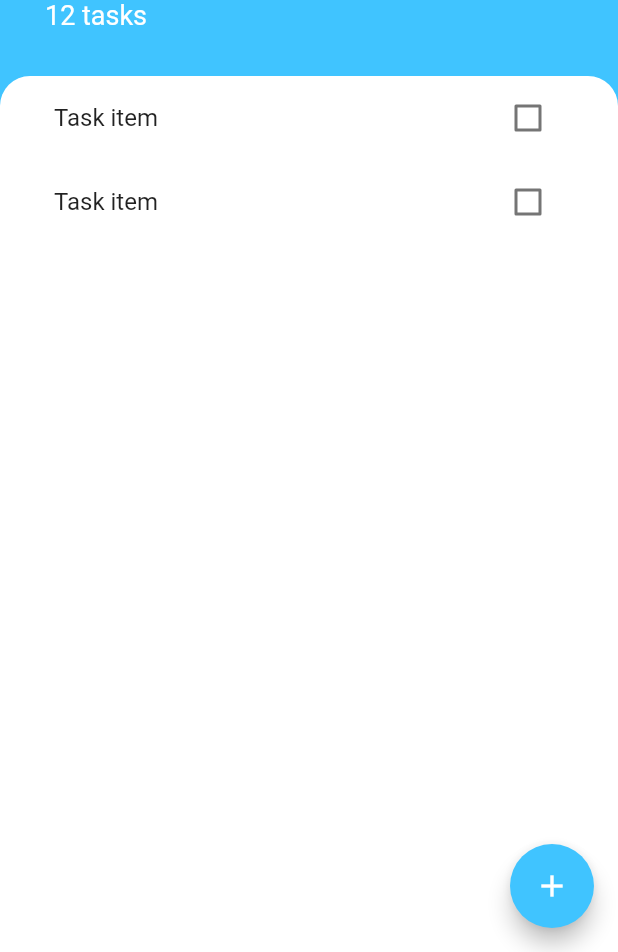
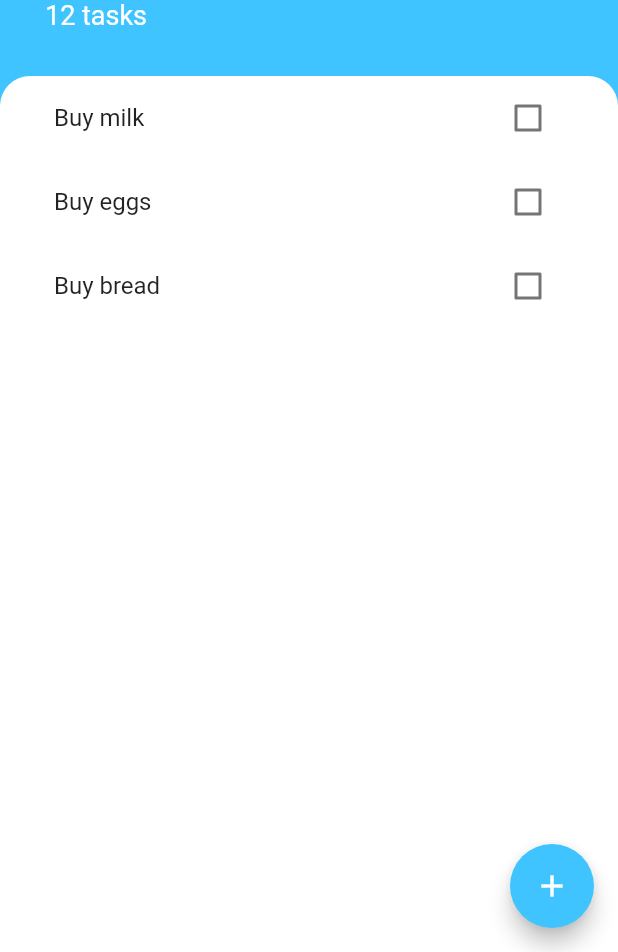
Before and after one commit to c0ff33-b34n/todo_flutter, a Flutter app: the screen it shows after launch, on a phone screen of 412 x 824 dp, the part 284-1236 px from its top. Run offline on Flutter 3.47's test engine with Material 2 defaults, Android fonts, the phone set to English and light mode, and no system bars.

Commit message:
Add Task model and build TaskTiles from Task List

```diff
--- /dev/null
+++ b/lib/models/task.dart
@@ -0,0 +1,10 @@
+class Task {
+  final String name;
+  bool isDone;
+
+  Task({required this.name, this.isDone = false});
+
+  void toggleIsDone() {
+    isDone = !isDone;
+  }
+}
--- a/lib/widgets/task_list.dart
+++ b/lib/widgets/task_list.dart
@@ -1,14 +1,34 @@
 import 'package:flutter/cupertino.dart';
 import 'package:todo_flutter/widgets/task_tile.dart';
 
-class TaskList extends StatelessWidget {
+import '../models/task.dart';
+
+class TaskList extends StatefulWidget {
+  @override
+  State<TaskList> createState() => _TaskListState();
+}
+
+class _TaskListState extends State<TaskList> {
+  List<Task> tasks = [
+    Task(name: 'Buy milk'),
+    Task(name: 'Buy eggs'),
+    Task(name: 'Buy bread'),
+  ];
+
   @override
   Widget build(BuildContext context) {
-    return ListView(
-      children: [
-        TaskTile(),
-        TaskTile(),
-      ],
+    return ListView.builder(
+      itemBuilder: (context, index) {
+        return TaskTile(
+            taskTitle: tasks[index].name,
+            isChecked: tasks[index].isDone,
+            checkboxCallback: (checkedState) {
+              setState(() {
+                tasks[index].toggleIsDone();
+              });
+            });
+      },
+      itemCount: tasks.length,
     );
   }
 }
--- a/lib/widgets/task_tile.dart
+++ b/lib/widgets/task_tile.dart
@@ -1,44 +1,27 @@
 import 'package:flutter/material.dart';
 
-class TaskTile extends StatefulWidget {
-  @override
-  State<TaskTile> createState() => _TaskTileState();
-}
-
-class _TaskTileState extends State<TaskTile> {
-  bool? isChecked = false;
-
-  void checkboxCallback(bool? checkedState) {
-    setState(() {
-      isChecked = checkedState;
-    });
-  }
+class TaskTile extends StatelessWidget {
+  final bool isChecked;
+  final String taskTitle;
+  final Function(bool?) checkboxCallback;
+  TaskTile(
+      {required this.isChecked,
+      required this.taskTitle,
+      required this.checkboxCallback});
 
   @override
   Widget build(BuildContext context) {
     return ListTile(
       title: Text(
-        'Task item',
+        taskTitle,
         style: TextStyle(
-            decoration: isChecked! ? TextDecoration.lineThrough : null),
+            decoration: isChecked ? TextDecoration.lineThrough : null),
       ),
-      trailing: TaskCheckbox(isChecked!, checkboxCallback),
+      trailing: Checkbox(
+        activeColor: Colors.lightBlueAccent,
+        value: isChecked,
+        onChanged: checkboxCallback,
+      ),
     );
   }
 }
-
-class TaskCheckbox extends StatelessWidget {
-  final bool checkboxState;
-  final Function(bool?) toggleCheckboxState;
-
-  TaskCheckbox(this.checkboxState, this.toggleCheckboxState);
-
-  @override
-  Widget build(BuildContext context) {
-    return Checkbox(
-      activeColor: Colors.lightBlueAccent,
-      value: checkboxState,
-      onChanged: toggleCheckboxState,
-    );
-  }
-}
```
